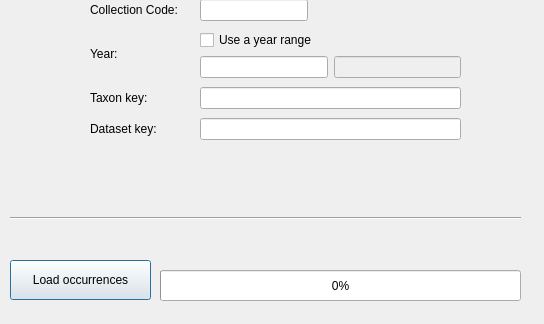
Qt form GBIFOccurrences/qgis_occurrences_dialog_base.ui (BelgianBiodiversityPlatform/qgis-gbif-api) before a commit; both pictures show x 0 to 544 and y 250 to 574 of the 544 by 574 pixel window.
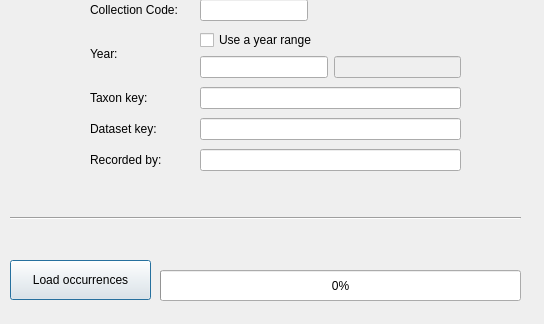
The same form after that commit.

Commit message: Implemented RecordedBy filter.

Diff of the .ui file:
```diff
--- a/GBIFOccurrences/qgis_occurrences_dialog_base.ui
+++ b/GBIFOccurrences/qgis_occurrences_dialog_base.ui
@@ -103,7 +103,7 @@
      <x>90</x>
      <y>60</y>
      <width>371</width>
-     <height>335</height>
+     <height>366</height>
     </rect>
    </property>
    <layout class="QGridLayout" name="gridLayout">
@@ -219,6 +219,9 @@
       </item>
      </layout>
     </item>
+    <item row="9" column="1">
+     <widget class="QLineEdit" name="datasetKeyField"/>
+    </item>
     <item row="8" column="0">
      <widget class="QLabel" name="label_10">
       <property name="text">
@@ -236,8 +239,15 @@
       </property>
      </widget>
     </item>
-    <item row="9" column="1">
-     <widget class="QLineEdit" name="datasetKeyField"/>
+    <item row="10" column="0">
+     <widget class="QLabel" name="label_12">
+      <property name="text">
+       <string>Recorded by:</string>
+      </property>
+     </widget>
+    </item>
+    <item row="10" column="1">
+     <widget class="QLineEdit" name="recordedByField"/>
     </item>
    </layout>
   </widget>
```
The commit also changes 5 other files.
